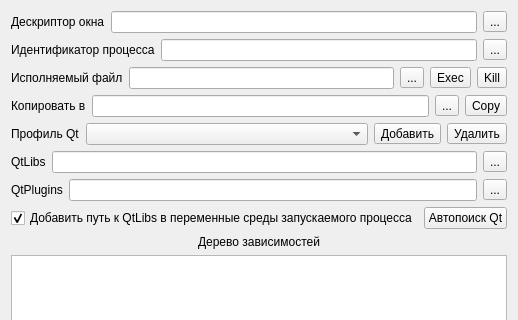
Qt form mainwindow.ui (HardArchive/DLLCollector_recode) before a commit; both pictures show x 0 to 518 and y 0 to 320 of the 518 by 549 pixel window.
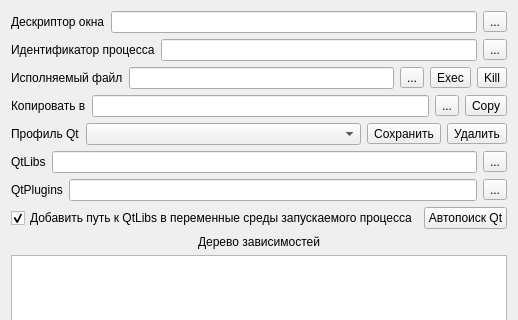
The same form after that commit.

```diff
--- a/mainwindow.ui
+++ b/mainwindow.ui
@@ -374,7 +374,7 @@
         <item row="0" column="3">
          <widget class="QToolButton" name="toolButton_AddProfil">
           <property name="text">
-           <string>Добавить</string>
+           <string>Сохранить</string>
           </property>
          </widget>
         </item>
```
Left out of the diff: 8 changed lines with no effect on the pictures.
